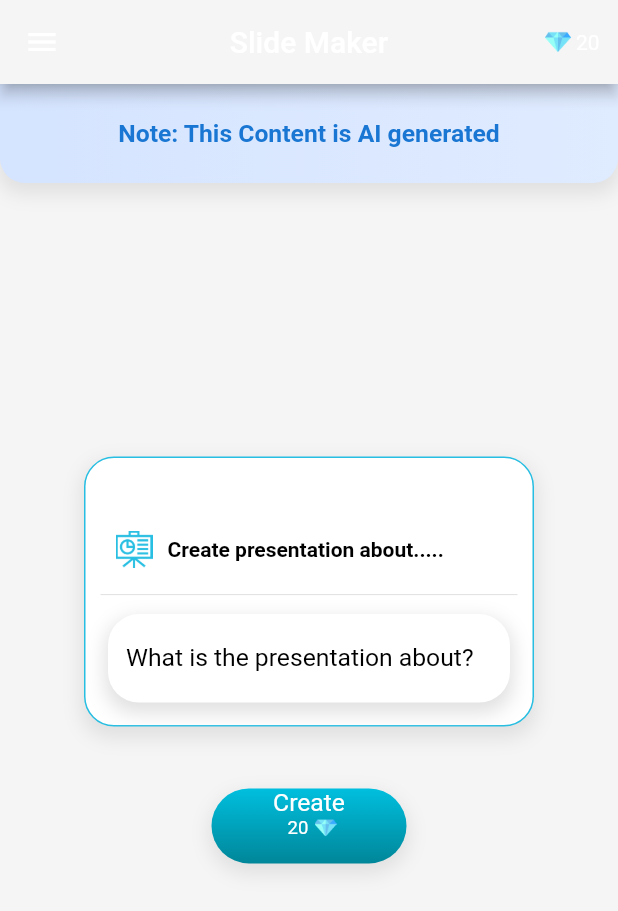
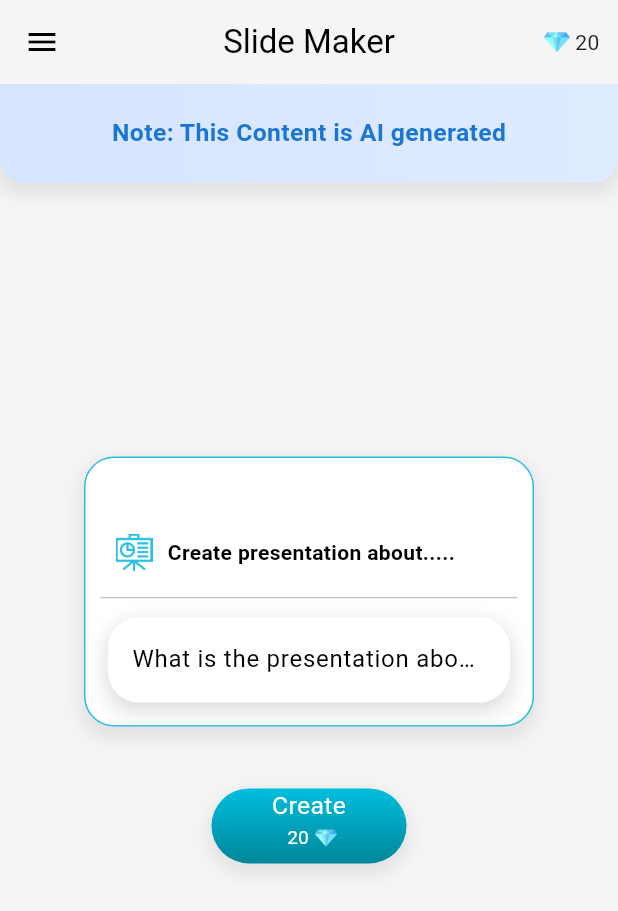
Before and after one commit to ranasherry/ai-slide-maker, a Flutter app: the SlideMakerView screen opened by its route, on a phone screen of 412 x 824 dp. Shown: the top 911 px of the screen. Run offline on Flutter 3.47's test engine with Material 2 defaults, Android fonts, the phone set to English and light mode, and no system bars; our stand-ins replace cached_network_image, cloud_firestore, firebase_analytics, firebase_auth, firebase_core, firebase_messaging and 13 more; missing offline and left inert: chat_gpt_sdk, file_saver, launch_review; accounts and stored records are empty.

Commit message:
sticky notes

```diff
--- a/lib/app/modules/home/slide_maker_view.dart
+++ b/lib/app/modules/home/slide_maker_view.dart
@@ -107,7 +107,11 @@
       ),
       appBar: AppBar(
         backgroundColor: Colors.grey.shade100,
-        title: Text('Slide Maker'),
+        title: Text(
+          'Slide Maker',
+          style: TextStyle(color: Colors.black),
+        ),
+        elevation: 0,
         centerTitle: true,
         leading: Obx(
           () => controller.showSlides.value
@@ -118,13 +122,17 @@
                   },
                   child: Icon(
                     Icons.arrow_back_ios_new,
+                    color: Colors.black,
                   ),
                 )
               : GestureDetector(
                   onTap: () {
                     controller.scaffoldKey.currentState!.openDrawer();
                   },
-                  child: Icon(Icons.menu)),
+                  child: Icon(
+                    Icons.menu,
+                    color: Colors.black,
+                  )),
         ),
         actions: [
           Obx(() =>
@@ -614,7 +622,7 @@
     return GestureDetector(
         onTap: () {
           // controller.increaseOutputHeight();
-          controller.tempList(); //? commmented by jamal
+          // controller.tempList(); //? commmented by jamal
 
           controller.validate_user_input();
         },
--- a/lib/app/utills/app_strings.dart
+++ b/lib/app/utills/app_strings.dart
@@ -7,21 +7,21 @@
 
 //Real IDS! Andriod[
 
-  // static String ADMOB_BANNER = "ca-app-pub-6047136030887290/5556616452";
-  // static String ADMOB_INTERSTITIAL = "ca-app-pub-6047136030887290/9711483882";
-  // static String ADMOB_APP_OPEN = "ca-app-pub-6047136030887290/9687433159";
-  // static String ADMOB_NATIVE = "ca-app-pub-6047136030887290/2861390106";
-  // static String ADMOB_REWARDED = "ca-app-pub-6047136030887290/7085320548";
+  static String ADMOB_BANNER = "ca-app-pub-6047136030887290/5556616452";
+  static String ADMOB_INTERSTITIAL = "ca-app-pub-6047136030887290/9711483882";
+  static String ADMOB_APP_OPEN = "ca-app-pub-6047136030887290/9687433159";
+  static String ADMOB_NATIVE = "ca-app-pub-6047136030887290/2861390106";
+  static String ADMOB_REWARDED = "ca-app-pub-6047136030887290/7085320548";
 
   // ]
 
   // Test IDS![
 
-  static String ADMOB_BANNER = "ca-app-pub-3940256099942544/6300978111";
-  static String ADMOB_INTERSTITIAL = "ca-app-pub-3940256099942544/1033173712";
-  static String ADMOB_APP_OPEN = "ca-app-pub-3940256099942544/3419835294";
-  static String ADMOB_NATIVE = "ca-app-pub-3940256099942544/2247696110";
-  static String ADMOB_REWARDED = "ca-app-pub-3940256099942544/5224354917";
+  // static String ADMOB_BANNER = "ca-app-pub-3940256099942544/6300978111";
+  // static String ADMOB_INTERSTITIAL = "ca-app-pub-3940256099942544/1033173712";
+  // static String ADMOB_APP_OPEN = "ca-app-pub-3940256099942544/3419835294";
+  // static String ADMOB_NATIVE = "ca-app-pub-3940256099942544/2247696110";
+  // static String ADMOB_REWARDED = "ca-app-pub-3940256099942544/5224354917";
   // ]
 }
 // ca-app-pub-6047136030887290~7827556572 app ID ai slide
--- a/pubspec.yaml
+++ b/pubspec.yaml
@@ -16,7 +16,7 @@
 # https://developer.apple.com/library/archive/documentation/General/Reference/InfoPlistKeyReference/Articles/CoreFoundationKeys.html
 # In Windows, build-name is used as the major, minor, and patch parts
 # of the product and file versions while build-number is used as the build suffix.
-version: 1.0.5+6
+version: 1.0.6+7
 
 environment:
   sdk: ">=3.0.2 <4.0.0"
```
Also changed, not shown: lib/app/modules/controllers/slide_maker_controller.dart (+16 -16 lines), lib/main.dart (+11 -4 lines).
